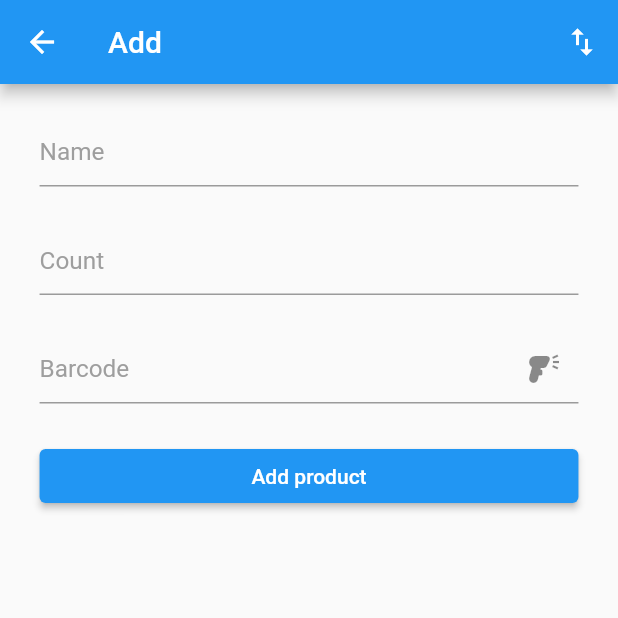
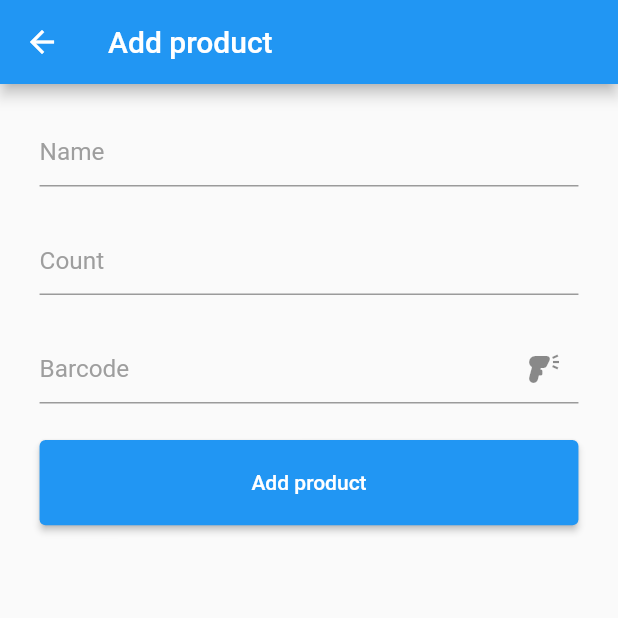
Before and after one commit to SayfiddinovJ/shop_helper, a Flutter app: the screen it shows after launch, after a tap on "Add", on a phone screen of 412 x 824 dp, the top half of it. Run offline on Flutter 3.47's test engine with Material 2 defaults, Android fonts, the phone set to English and light mode, and no system bars; our stand-ins replace equatable, flutter_bloc, flutter_screenutil, fluttertoast, sqflite; missing offline and left inert: flutter_barcode_scanner; accounts and stored records are empty.

Commit message:
some changes

```diff
--- a/lib/bloc/product_event.dart
+++ b/lib/bloc/product_event.dart
@@ -27,13 +27,13 @@ class ExistProduct extends ProductEvent {
 }
 
 class UpdateProduct extends ProductEvent {
-  UpdateProduct({required this.barcode, required this.count});
+  UpdateProduct({required this.id, required this.count});
 
-  final String barcode;
+  final int id;
   final String count;
 
   @override
-  List<Object?> get props => [count, barcode];
+  List<Object?> get props => [count, id];
 }
 
 class DeleteProduct extends ProductEvent {
--- a/lib/bloc/product_state.dart
+++ b/lib/bloc/product_state.dart
@@ -5,21 +5,24 @@ import 'package:shop_helper/data/model/status.dart';
 class ProductState extends Equatable {
   const ProductState({
     required this.status,
-    required this.users,
+    required this.products,
+    this.product,
     required this.isExists,
     required this.statusText,
     required this.id,
   });
 
   final FormStatus status;
-  final List<ProductModel> users;
+  final List<ProductModel> products;
+  final ProductModel? product;
   final String statusText;
   final bool isExists;
   final int id;
 
   ProductState copyWith({
     FormStatus? status,
-    List<ProductModel>? users,
+    List<ProductModel>? products,
+    ProductModel? product,
     String? statusText,
     bool? isExists,
     int? id,
@@ -27,11 +30,13 @@ class ProductState extends Equatable {
       ProductState(
         id: id ?? this.id,
         status: status ?? this.status,
-        users: users ?? this.users,
+        products: products ?? this.products,
         isExists: isExists ?? this.isExists,
         statusText: statusText ?? this.statusText,
+        product: product ?? this.product,
       );
 
   @override
-  List<Object?> get props => [status, users, statusText, isExists, id];
+  List<Object?> get props =>
+      [status, products, statusText, isExists, id, product];
 }
--- a/lib/data/model/universal_data.dart
+++ /dev/null
@@ -1,11 +0,0 @@
-class UniversalData {
-  UniversalData({
-    this.error = "",
-    this.data,
-    this.statusCode = 0,
-  });
-
-  dynamic data;
-  String error;
-  int statusCode;
-}
--- a/lib/ui/home/home_screen.dart
+++ b/lib/ui/home/home_screen.dart
@@ -3,8 +3,9 @@ import 'package:flutter_bloc/flutter_bloc.dart';
 import 'package:shop_helper/bloc/product_bloc.dart';
 import 'package:shop_helper/bloc/product_event.dart';
 import 'package:shop_helper/ui/add/add_screen.dart';
-import 'package:shop_helper/ui/home/widget/select_buttons.dart';
+import 'package:shop_helper/ui/home/widget/global_button.dart';
 import 'package:shop_helper/ui/sell/sell_screen.dart';
+import 'package:shop_helper/utils/extension.dart';
 
 class HomeScreen extends StatelessWidget {
   const HomeScreen({super.key});
@@ -17,7 +18,7 @@ class HomeScreen extends StatelessWidget {
         crossAxisAlignment: CrossAxisAlignment.center,
         mainAxisAlignment: MainAxisAlignment.center,
         children: [
-          SelectButtons(
+          GlobalButton(
             onTap: () {
               context.read<ProductBloc>().add(GetProduct());
               Navigator.push(
@@ -29,14 +30,18 @@ class HomeScreen extends StatelessWidget {
             },
             text: 'Sell',
             iconData: Icons.sell,
+            color: Colors.red,
           ),
-          SelectButtons(
+          24.ph,
+          GlobalButton(
             onTap: () {
+              context.read<ProductBloc>().add(GetProduct());
               Navigator.push(context,
                   MaterialPageRoute(builder: (context) => const AddScreen()));
             },
             text: 'Add',
             iconData: Icons.add,
+            color: Colors.blue,
           ),
         ],
       ),
--- /dev/null
+++ b/lib/ui/home/widget/global_button.dart
@@ -0,0 +1,45 @@
+import 'package:flutter/material.dart';
+import 'package:flutter_screenutil/flutter_screenutil.dart';
+
+class GlobalButton extends StatelessWidget {
+  const GlobalButton({
+    super.key,
+    required this.onTap,
+    required this.text,
+    this.iconData,
+    this.color,
+  });
+
+  final VoidCallback onTap;
+  final String text;
+  final IconData? iconData;
+  final Color? color;
+
+  @override
+  Widget build(BuildContext context) {
+    return Padding(
+      padding: EdgeInsets.symmetric(horizontal: 24.w),
+      child: SizedBox(
+        height: 60.h,
+        width: MediaQuery.of(context).size.width,
+        child: ElevatedButton(
+          style: ElevatedButton.styleFrom(backgroundColor: color),
+          onPressed: onTap,
+          child: Row(
+            children: [
+              Icon(
+                iconData,
+                color: Colors.white,
+              ),
+              SizedBox(width: 10.w),
+              Text(
+                text,
+                style: const TextStyle(color: Colors.white),
+              ),
+            ],
+          ),
+        ),
+      ),
+    );
+  }
+}
--- a/lib/ui/home/widget/select_buttons.dart
+++ /dev/null
@@ -1,39 +0,0 @@
-import 'package:flutter/material.dart';
-import 'package:flutter_screenutil/flutter_screenutil.dart';
-
-class SelectButtons extends StatelessWidget {
-  const SelectButtons({
-    super.key,
-    required this.onTap,
-    required this.text,
-    required this.iconData,
-  });
-
-  final VoidCallback onTap;
-  final String text;
-  final IconData iconData;
-
-  @override
-  Widget build(BuildContext context) {
-    return Padding(
-      padding: EdgeInsets.symmetric(horizontal: 24.w),
-      child: InkWell(
-        borderRadius: BorderRadius.circular(24.r),
-        onTap: onTap,
-        child: Container(
-
-          width: MediaQuery.of(context).size.width,
-          padding: EdgeInsets.all(10.w),
-          margin: EdgeInsets.all(10.w),
-          child: Row(
-            children: [
-              Icon(iconData),
-              SizedBox(width: 10.w),
-              Text(text),
-            ],
-          ),
-        ),
-      ),
-    );
-  }
-}
```
Also changed, not shown: lib/bloc/product_bloc.dart (+32 -28 lines), lib/data/local/sqflite.dart (+14 -18 lines), lib/ui/add/add_screen.dart (+60 -35 lines), lib/ui/add/widgets/show_barcode_dialog.dart (added, +39 -0 lines), lib/ui/add/widgets/show_barcode_dialog_with_textfield.dart (added, +56 -0 lines), lib/ui/add/widgets/show_count_dialog.dart (added, +50 -0 lines), lib/ui/sell/sell_screen.dart (+25 -58 lines), lib/ui/sell/widgets/show_dialog.dart (added, +28 -0 lines), lib/ui/sell/widgets/show_sell_barcode_dialog.dart (added, +84 -0 lines), lib/utils/extension.dart (+10 -0 lines), 2 other files.
